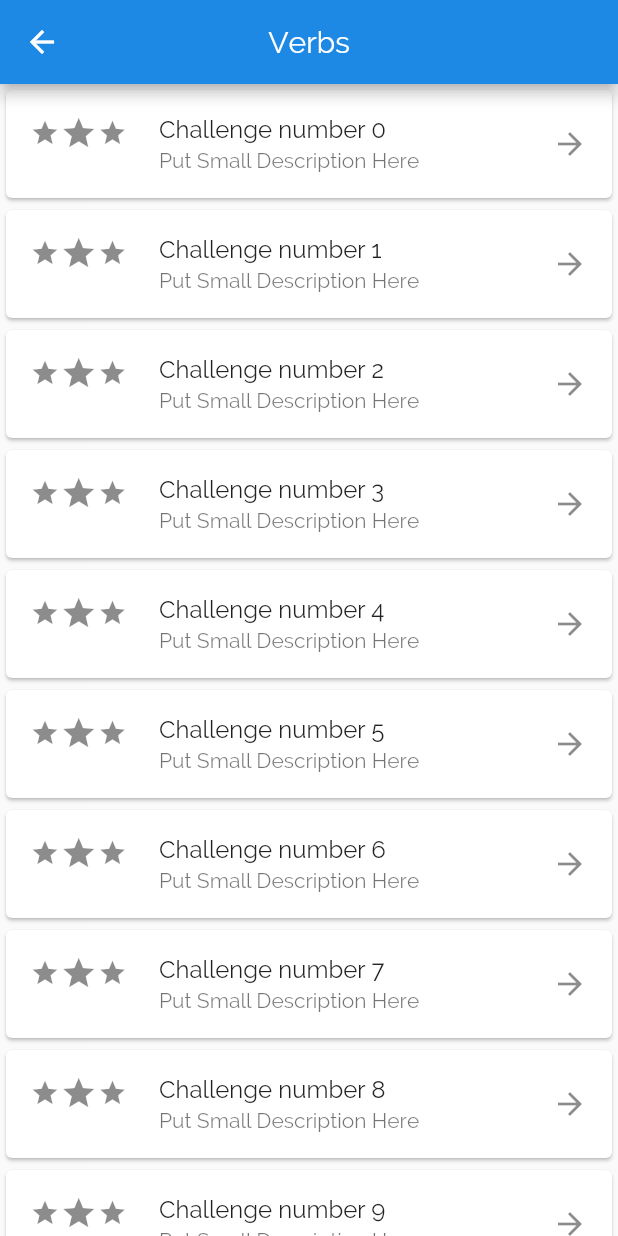
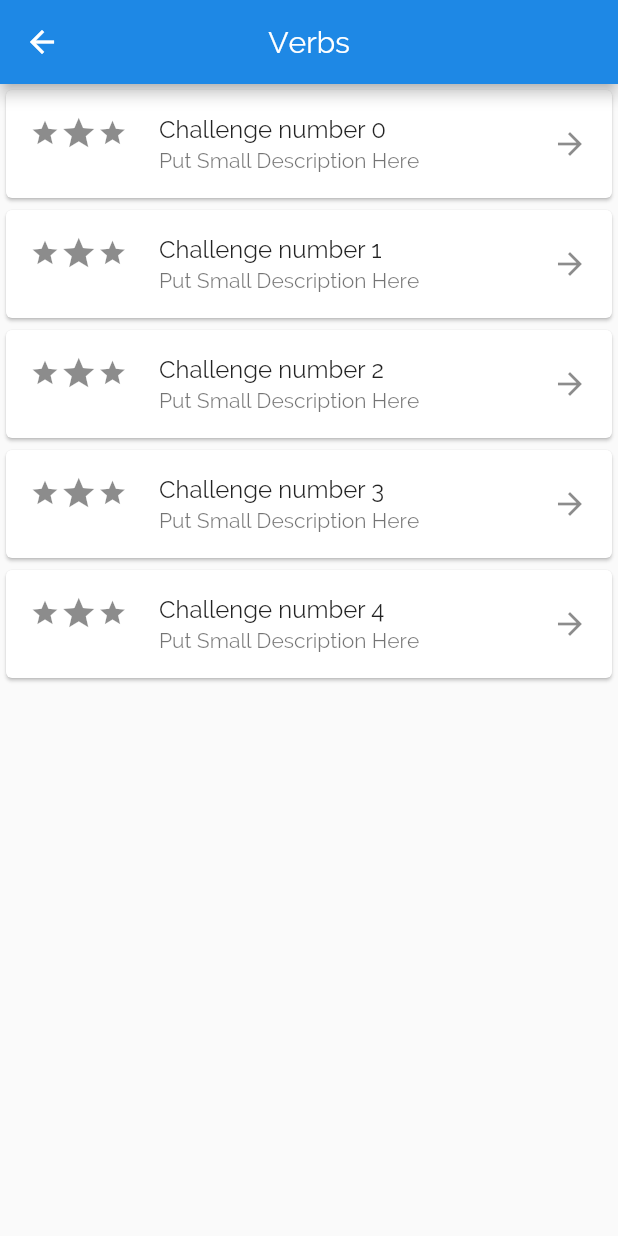
Before and after one commit to Open-pi/spellingwizard, a Flutter app: the CategoryView screen opened directly, on a phone screen of 412 x 824 dp. Run offline on Flutter 3.47's test engine with Material 2 defaults, Android fonts, the phone set to English and light mode, and no system bars; our stand-ins replace csv.

Commit message:
Add itemcount for cotegoryview.

```diff
--- a/lib/categoryview.dart
+++ b/lib/categoryview.dart
@@ -6,8 +6,9 @@ import 'package:SpellingWizard/word.dart';
 
 class CategoryView extends StatelessWidget {
   final String title;
+  final int itemCount;
   final Color color;
-  CategoryView(this.title, this.color);
+  CategoryView({this.title, this.itemCount, this.color});
   @override
   Widget build(BuildContext context) {
     return Scaffold(
@@ -31,7 +32,7 @@ class CategoryView extends StatelessWidget {
     }
 
     return ListView.builder(
-      itemCount: 10,
+      itemCount: this.itemCount,
       itemBuilder: (_, index) {
         return Card(
           child: ListTile(
```
Also changed, not shown: lib/main.dart (+15 -6 lines).
